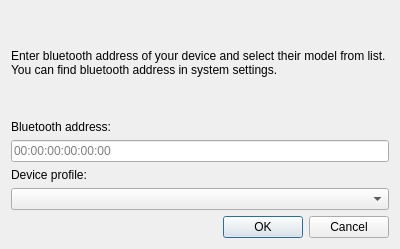
Qt form src/openfreebuds_qt/designer/dialog_manual_connect.ui (melianmiko/OpenFreebuds) before a commit.
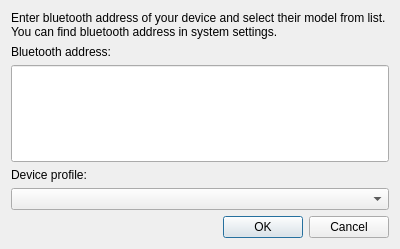
The same form after that commit.

```diff
--- a/src/openfreebuds_qt/designer/dialog_manual_connect.ui
+++ b/src/openfreebuds_qt/designer/dialog_manual_connect.ui
@@ -39,12 +39,15 @@
    </item>
    <item>
     <widget class="QLineEdit" name="address_field">
+     <property name="sizePolicy">
+      <sizepolicy hsizetype="Expanding" vsizetype="Expanding">
+       <horstretch>0</horstretch>
+       <verstretch>0</verstretch>
+      </sizepolicy>
+     </property>
      <property name="inputMask">
       <string/>
      </property>
-     <property name="placeholderText">
-      <string>00:00:00:00:00:00</string>
-     </property>
     </widget>
    </item>
    <item>
```
